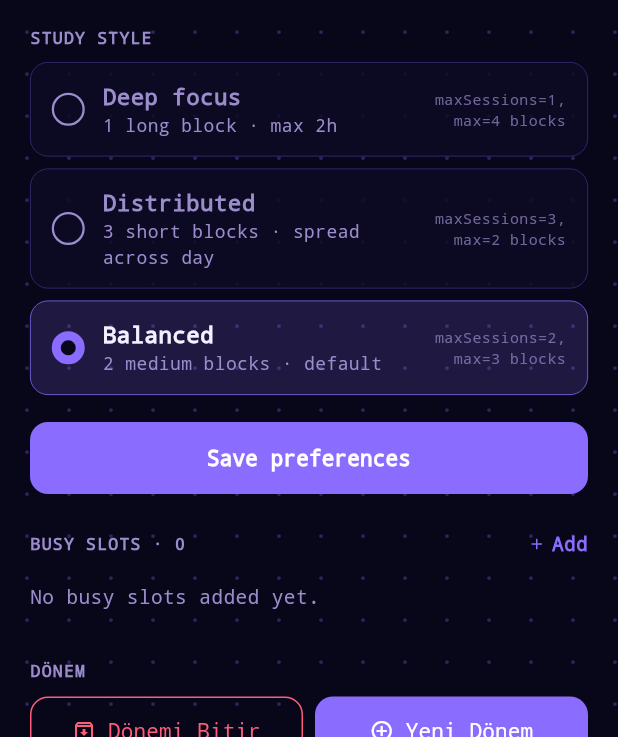
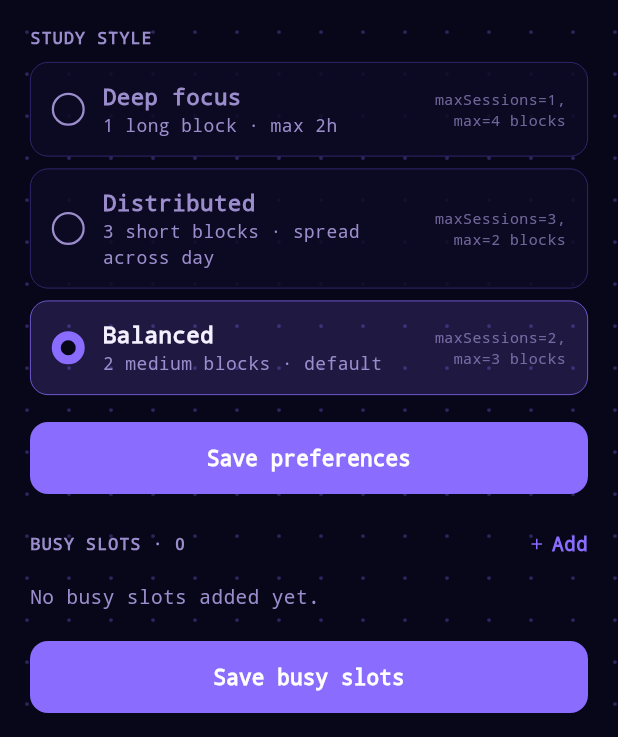
Before and after one commit to GoktugTutar/termprojectui, a Flutter app: the ProfileScreen screen opened directly, on a phone screen of 412 x 824 dp, the part 499-1236 px from its top. Run offline on Flutter 3.47's test engine with Material 3 defaults, Android fonts, the light colour scheme and no system bars; our stand-ins replace shared_preferences; accounts and stored records are empty; network calls fail.

Commit message:
busy slotları bundle olarak alıyor her seferinde submitlemiyor

```diff
--- a/lib/screens/profile_screen.dart
+++ b/lib/screens/profile_screen.dart
@@ -169,7 +169,7 @@ class _ProfileScreenState extends State<ProfileScreen>
         editIndex: editIndex,
         busySlots: _busySlots,
         onChanged: () => setState(() {}),
-        onSave: _saveBusySlots,
+
       ),
     );
   }
@@ -502,6 +502,33 @@ class _ProfileScreenState extends State<ProfileScreen>
                         );
                       }),
                     ),
+                  SizedBox(height: 12),
+                  SizedBox(
+                    width: double.infinity,
+                    child: FilledButton(
+                      onPressed: _saving ? null : _saveBusySlots,
+                      style: FilledButton.styleFrom(
+                        backgroundColor: kAccent,
+                        padding: EdgeInsets.symmetric(vertical: 14),
+                        shape: RoundedRectangleBorder(
+                          borderRadius: BorderRadius.circular(12),
+                        ),
+                      ),
+                      child: _saving
+                          ? SizedBox(
+                              width: 20,
+                              height: 20,
+                              child: CircularProgressIndicator(
+                                color: Colors.white,
+                                strokeWidth: 2,
+                              ),
+                            )
+                          : Text(
+                              'Save busy slots',
+                              style: TextStyle(fontWeight: FontWeight.w600),
+                            ),
+                    ),
+                  ),
                   SizedBox(height: 24),
                   // Dönem yönetimi
                   _SectionLabel('Dönem'),
@@ -1333,14 +1360,12 @@ class _BusySlotSheet extends StatefulWidget {
     this.editIndex,
     required this.busySlots,
     required this.onChanged,
-    required this.onSave,
   });
 
   final Map<String, dynamic>? existing;
   final int? editIndex;
   final List<Map<String, dynamic>> busySlots;
   final VoidCallback onChanged;
-  final Future<void> Function() onSave;
 
   @override
   State<_BusySlotSheet> createState() => _BusySlotSheetState();
@@ -1351,7 +1376,6 @@ class _BusySlotSheetState extends State<_BusySlotSheet> {
   late TextEditingController _startCtrl;
   late TextEditingController _endCtrl;
   int _fatigue = 3;
-  bool _saving = false;
 
   static const _dayNames = ['Mon', 'Tue', 'Wed', 'Thu', 'Fri', 'Sat', 'Sun'];
 
@@ -1400,9 +1424,6 @@ class _BusySlotSheetState extends State<_BusySlotSheet> {
       widget.busySlots.add(slot);
     }
     widget.onChanged();
-    setState(() => _saving = true);
-    await widget.onSave();
-    if (!mounted) return;
     Navigator.pop(context);
   }
 
@@ -1410,7 +1431,6 @@ class _BusySlotSheetState extends State<_BusySlotSheet> {
     if (widget.editIndex != null) {
       widget.busySlots.removeAt(widget.editIndex!);
       widget.onChanged();
-      widget.onSave();
     }
     Navigator.pop(context);
   }
@@ -1556,7 +1576,7 @@ class _BusySlotSheetState extends State<_BusySlotSheet> {
             SizedBox(
               width: double.infinity,
               child: FilledButton(
-                onPressed: _saving ? null : _confirm,
+                onPressed: _confirm,
                 style: FilledButton.styleFrom(
                   backgroundColor: kAccent,
                   padding: EdgeInsets.symmetric(vertical: 14),
@@ -1564,16 +1584,7 @@ class _BusySlotSheetState extends State<_BusySlotSheet> {
                     borderRadius: BorderRadius.circular(12),
                   ),
                 ),
-                child: _saving
-                    ? SizedBox(
-                        width: 20,
-                        height: 20,
-                        child: CircularProgressIndicator(
-                          color: Colors.white,
-                          strokeWidth: 2,
-                        ),
-                      )
-                    : Text(
+                child: Text(
                         widget.editIndex != null ? 'Update' : 'Add',
                         style: TextStyle(fontWeight: FontWeight.w600),
                       ),
```
